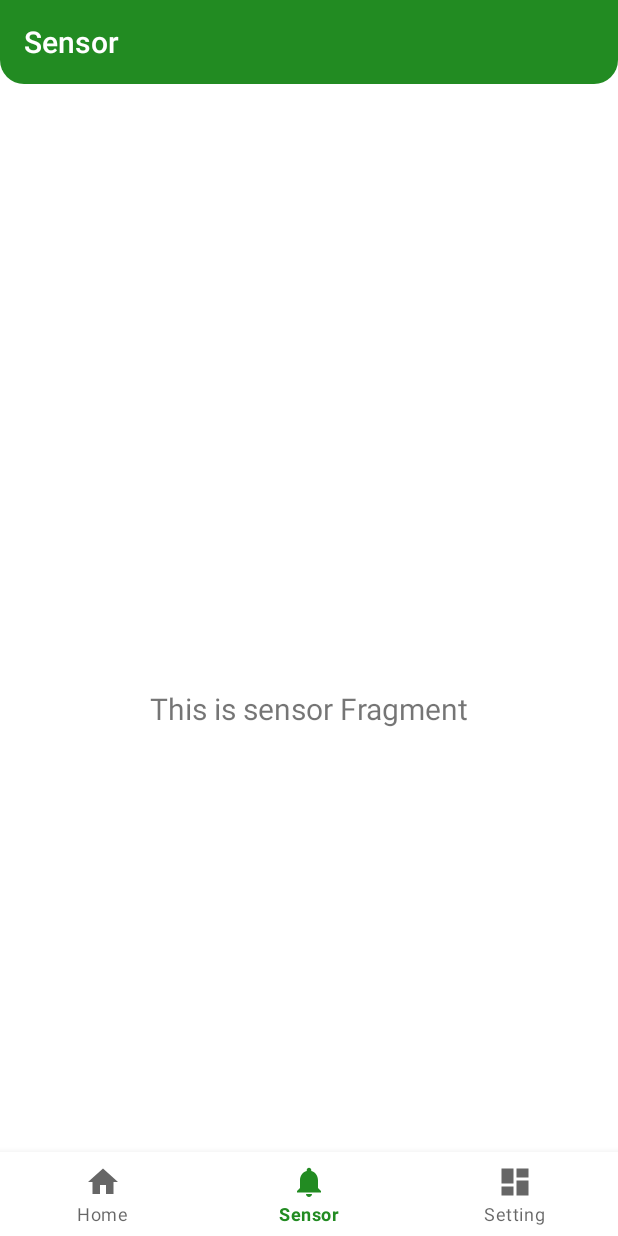
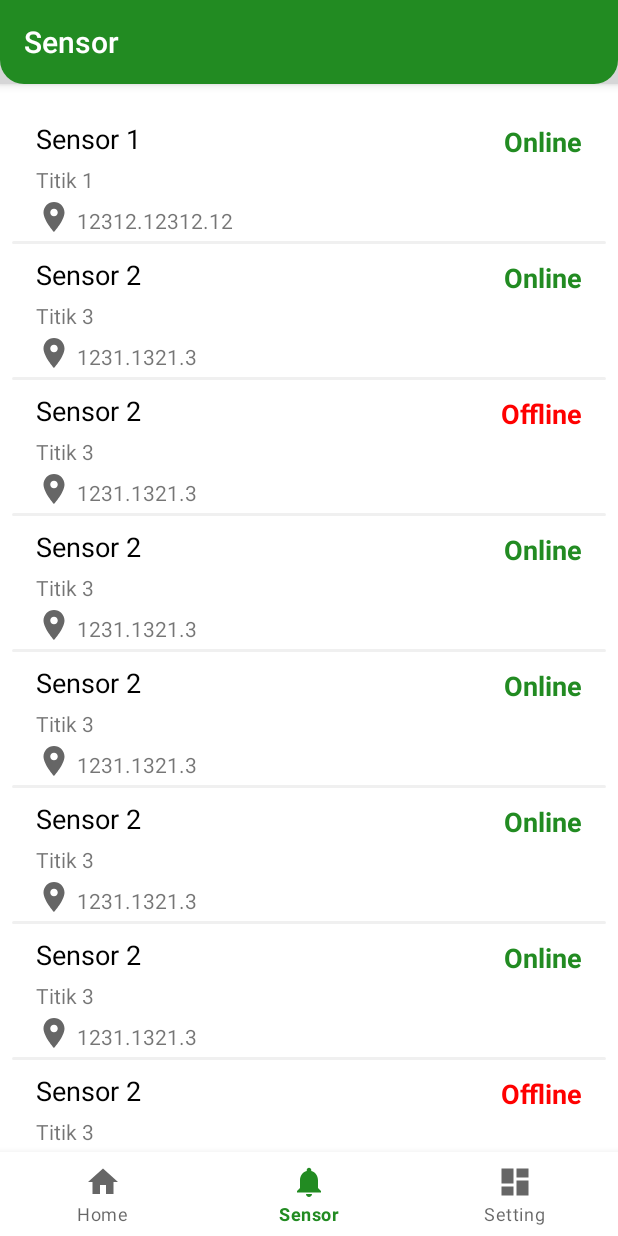
Before and after one commit to bangkit-cap0423/Guifena, an Android app: the SensorFragment screen opened through its navigation route, on a phone screen of 412 x 824 dp. Run offline under Robolectric (Android 15) with nearby library versions, the light colour scheme and no system bars; our stand-ins replace navigation-ui.

Commit message:
Add list sensor with dummy data

```diff
--- /dev/null
+++ b/app/src/main/java/com/twentythirty/guifena/ui/sensor/SensorAdapter.kt
@@ -0,0 +1,48 @@
+package com.twentythirty.guifena.ui.sensor
+
+import android.graphics.Color
+import android.view.LayoutInflater
+import android.view.ViewGroup
+import androidx.recyclerview.widget.RecyclerView
+import com.twentythirty.guifena.databinding.SensorItemRowBinding
+import com.twentythirty.guifena.ui.sensor.dummyData.dummySensorEntity
+
+class SensorAdapter : RecyclerView.Adapter<SensorAdapter.SensorViewHolder>() {
+    private var listSensor = ArrayList<dummySensorEntity>()
+
+    fun setSensor(sensorEntity: List<dummySensorEntity>?) {
+        if (sensorEntity == null) return
+        this.listSensor.clear()
+        this.listSensor.addAll(sensorEntity)
+        notifyDataSetChanged()
+    }
+
+    override fun onCreateViewHolder(parent: ViewGroup, viewType: Int): SensorViewHolder {
+        val itemBinding = SensorItemRowBinding.inflate(LayoutInflater.from(parent.context), parent, false)
+        return SensorViewHolder(itemBinding)
+    }
+
+    override fun onBindViewHolder(holder: SensorViewHolder, position: Int) {
+        val sensor = listSensor[position]
+        holder.bind(sensor)
+    }
+
+    override fun getItemCount(): Int = listSensor.size
+
+
+    class SensorViewHolder(private val binding: SensorItemRowBinding) : RecyclerView.ViewHolder(binding.root) {
+        fun bind(sensorEntity: dummySensorEntity) {
+            with(binding) {
+                tvSensorName.text = sensorEntity.sensorName
+                tvStatus.text = sensorEntity.status
+                if (sensorEntity.status == "Online"){
+                    tvStatus.setTextColor(Color.parseColor("#FF228B22"))
+                }else{
+                    tvStatus.setTextColor(Color.RED)
+                }
+                tvPointName.text = sensorEntity.pointName
+                tvCoordinate.text = sensorEntity.coordinate.toString()
+            }
+        }
+    }
+}
--- a/app/src/main/java/com/twentythirty/guifena/ui/sensor/SensorFragment.kt
+++ b/app/src/main/java/com/twentythirty/guifena/ui/sensor/SensorFragment.kt
@@ -4,11 +4,11 @@ import android.os.Bundle
 import android.view.LayoutInflater
 import android.view.View
 import android.view.ViewGroup
-import android.widget.TextView
 import androidx.fragment.app.Fragment
-import androidx.lifecycle.Observer
 import androidx.lifecycle.ViewModelProvider
+import androidx.recyclerview.widget.LinearLayoutManager
 import com.twentythirty.guifena.databinding.FragmentSensorBinding
+import com.twentythirty.guifena.ui.sensor.dummyData.dummySensorData
 
 class SensorFragment : Fragment() {
 
@@ -23,18 +23,24 @@ class SensorFragment : Fragment() {
         inflater: LayoutInflater,
         container: ViewGroup?,
         savedInstanceState: Bundle?
-    ): View? {
-        sensorViewModel =
-            ViewModelProvider(this).get(SensorViewModel::class.java)
+    ): View {
+        _binding = FragmentSensorBinding.inflate(inflater, container, false)
+        return _binding!!.root
+    }
 
-        _binding = FragmentSensorBinding.inflate(inflater, container, false)
-        val root: View = binding.root
+    override fun onViewCreated(view: View, savedInstanceState: Bundle?) {
+        super.onViewCreated(view, savedInstanceState)
+        if (activity != null) {
+            sensorViewModel = ViewModelProvider(this).get(SensorViewModel::class.java)
+            val sensorAdapter = SensorAdapter()
+            sensorAdapter.setSensor(dummySensorData.setSensor())
+            with(binding.rvSensor) {
+                layoutManager = LinearLayoutManager(context)
+                setHasFixedSize(true)
+                adapter = sensorAdapter
+            }
+        }
 
-        val textView: TextView = binding.textNotifications
-        sensorViewModel.text.observe(viewLifecycleOwner, Observer {
-            textView.text = it
-        })
-        return root
     }
 
     override fun onDestroyView() {
--- /dev/null
+++ b/app/src/main/java/com/twentythirty/guifena/ui/sensor/dummyData/dummySensorData.kt
@@ -0,0 +1,106 @@
+package com.twentythirty.guifena.ui.sensor.dummyData
+
+object dummySensorData {
+    fun setSensor(): List<dummySensorEntity> {
+        val sensor = ArrayList<dummySensorEntity>()
+        sensor.add(
+            dummySensorEntity(
+            "Sensor 1",
+            "Online",
+            "Titik 1",
+            "12312.12312.12"
+        )
+        )
+
+        sensor.add(
+            dummySensorEntity(
+            "Sensor 2",
+            "Online",
+            "Titik 3",
+            "1231.1321.3"
+        )
+        )
+
+        sensor.add(
+            dummySensorEntity(
+            "Sensor 2",
+            "Offline",
+            "Titik 3",
+            "1231.1321.3"
+        )
+        )
+
+        sensor.add(
+            dummySensorEntity(
+            "Sensor 2",
+            "Online",
+            "Titik 3",
+            "1231.1321.3"
+        )
+        )
+
+        sensor.add(
+            dummySensorEntity(
+            "Sensor 2",
+            "Online",
+            "Titik 3",
+            "1231.1321.3"
+        )
+        )
+
+        sensor.add(
+            dummySensorEntity(
+            "Sensor 2",
+            "Online",
+            "Titik 3",
+            "1231.1321.3"
+        )
+        )
+
+        sensor.add(
+            dummySensorEntity(
+            "Sensor 2",
+            "Online",
+            "Titik 3",
+            "1231.1321.3"
+        )
+        )
+
+        sensor.add(
+            dummySensorEntity(
+            "Sensor 2",
+            "Offline",
+            "Titik 3",
+            "1231.1321.3"
+        )
+        )
+
+        sensor.add(
+            dummySensorEntity(
+            "Sensor 2",
+            "Online",
+            "Titik 3",
+            "1231.1321.3"
+        )
+        )
+
+        sensor.add(
+            dummySensorEntity(
+            "Sensor 2",
+            "Online",
+            "Titik 3",
+            "1231.1321.3"
+        )
+        )
+
+        sensor.add(
+            dummySensorEntity(
+            "Sensor 2",
+            "Online",
+            "Titik 3",
+            "1231.1321.3"
+        )
+        )
+        return sensor
+    }
+}
--- /dev/null
+++ b/app/src/main/java/com/twentythirty/guifena/ui/sensor/dummyData/dummySensorEntity.kt
@@ -0,0 +1,8 @@
+package com.twentythirty.guifena.ui.sensor.dummyData
+
+data class dummySensorEntity (
+    val sensorName: String,
+    val status: String,
+    val pointName: String,
+    val coordinate: String
+)
--- /dev/null
+++ b/app/src/main/res/drawable/ic_location.xml
@@ -0,0 +1,10 @@
+<vector xmlns:android="http://schemas.android.com/apk/res/android"
+    android:width="24dp"
+    android:height="24dp"
+    android:viewportWidth="24"
+    android:viewportHeight="24"
+    android:tint="?attr/colorControlNormal">
+  <path
+      android:fillColor="@color/black"
+      android:pathData="M12,2C8.13,2 5,5.13 5,9c0,5.25 7,13 7,13s7,-7.75 7,-13c0,-3.87 -3.13,-7 -7,-7zM12,11.5c-1.38,0 -2.5,-1.12 -2.5,-2.5s1.12,-2.5 2.5,-2.5 2.5,1.12 2.5,2.5 -1.12,2.5 -2.5,2.5z"/>
+</vector>
--- a/app/src/main/res/drawable/actionbar_background.xml
+++ b/app/src/main/res/drawable/shadow.xml
@@ -1,5 +1,7 @@
 <?xml version="1.0" encoding="utf-8"?>
 <shape xmlns:android="http://schemas.android.com/apk/res/android"
     android:shape="rectangle">
-    <solid android:color="#00FFFFFF"/>
+    <solid android:color="#0F050505"/>
+    <corners android:radius="5dp"/>
+
 </shape>
--- a/app/src/main/res/layout/activity_main.xml
+++ b/app/src/main/res/layout/activity_main.xml
@@ -3,8 +3,7 @@
     xmlns:app="http://schemas.android.com/apk/res-auto"
     android:id="@+id/container"
     android:layout_width="match_parent"
-    android:layout_height="match_parent"
-    android:paddingTop="?attr/actionBarSize">
+    android:layout_height="match_parent">
 
     <com.google.android.material.bottomnavigation.BottomNavigationView
         android:id="@+id/nav_view"
@@ -21,8 +20,8 @@
     <fragment
         android:id="@+id/nav_host_fragment_activity_main"
         android:name="androidx.navigation.fragment.NavHostFragment"
-        android:layout_width="match_parent"
-        android:layout_height="match_parent"
+        android:layout_width="0dp"
+        android:layout_height="0dp"
         app:defaultNavHost="true"
         app:layout_constraintBottom_toTopOf="@id/nav_view"
         app:layout_constraintLeft_toLeftOf="parent"
--- a/app/src/main/res/layout/fragment_home.xml
+++ b/app/src/main/res/layout/fragment_home.xml
@@ -18,5 +18,6 @@
         app:layout_constraintBottom_toBottomOf="parent"
         app:layout_constraintEnd_toEndOf="parent"
         app:layout_constraintStart_toStartOf="parent"
-        app:layout_constraintTop_toTopOf="parent" />
+        app:layout_constraintTop_toTopOf="parent"
+        app:layout_constraintVertical_bias="0.0" />
 </androidx.constraintlayout.widget.ConstraintLayout>
--- a/app/src/main/res/layout/fragment_sensor.xml
+++ b/app/src/main/res/layout/fragment_sensor.xml
@@ -4,19 +4,18 @@
     xmlns:tools="http://schemas.android.com/tools"
     android:layout_width="match_parent"
     android:layout_height="match_parent"
+    android:layout_marginTop="16dp"
     tools:context=".ui.sensor.SensorFragment">
 
-    <TextView
-        android:id="@+id/text_notifications"
-        android:layout_width="match_parent"
-        android:layout_height="wrap_content"
-        android:layout_marginStart="8dp"
-        android:layout_marginTop="8dp"
-        android:layout_marginEnd="8dp"
-        android:textAlignment="center"
-        android:textSize="20sp"
+    <androidx.recyclerview.widget.RecyclerView
+        android:id="@+id/rv_sensor"
+        android:layout_width="0dp"
+        android:layout_height="0dp"
+        app:layout_behavior="@string/appbar_scrolling_view_behavior"
         app:layout_constraintBottom_toBottomOf="parent"
         app:layout_constraintEnd_toEndOf="parent"
         app:layout_constraintStart_toStartOf="parent"
-        app:layout_constraintTop_toTopOf="parent" />
+        app:layout_constraintTop_toTopOf="parent"
+        tools:listitem="@layout/sensor_item_row"/>
+
 </androidx.constraintlayout.widget.ConstraintLayout>
--- /dev/null
+++ b/app/src/main/res/layout/sensor_item_row.xml
@@ -0,0 +1,76 @@
+<?xml version="1.0" encoding="utf-8"?>
+<androidx.constraintlayout.widget.ConstraintLayout xmlns:android="http://schemas.android.com/apk/res/android"
+    xmlns:app="http://schemas.android.com/apk/res-auto"
+    xmlns:tools="http://schemas.android.com/tools"
+    android:layout_width="match_parent"
+    android:layout_height="wrap_content"
+    android:layout_marginStart="8dp"
+    android:layout_marginEnd="8dp"
+    android:elevation="16dp"
+    android:orientation="horizontal">
+
+    <TextView
+        android:id="@+id/tv_sensor_name"
+        android:layout_width="0dp"
+        android:layout_height="wrap_content"
+        android:layout_marginStart="16dp"
+        android:layout_marginTop="8dp"
+        android:textColor="@color/black"
+        android:textSize="18sp"
+        app:layout_constraintStart_toStartOf="parent"
+        app:layout_constraintTop_toTopOf="parent"
+        tools:text="@string/sensor_name" />
+
+    <TextView
+        android:id="@+id/tv_status"
+        android:layout_width="wrap_content"
+        android:layout_height="wrap_content"
+        android:layout_marginTop="10dp"
+        android:layout_marginEnd="16dp"
+        android:textSize="18sp"
+        android:textStyle="bold"
+        app:layout_constraintEnd_toEndOf="parent"
+        app:layout_constraintTop_toTopOf="parent"
+        android:text="@string/sensor_status" />
+
+    <TextView
+        android:id="@+id/tv_point_name"
+        android:layout_width="wrap_content"
+        android:layout_height="wrap_content"
+        android:layout_marginStart="16dp"
+        android:layout_marginTop="5dp"
+        app:layout_constraintStart_toStartOf="parent"
+        app:layout_constraintTop_toBottomOf="@+id/tv_sensor_name"
+        tools:text="@string/point_name" />
+
+    <ImageView
+        android:id="@+id/iv_pin_location"
+        android:layout_width="wrap_content"
+        android:layout_height="wrap_content"
+        android:layout_marginStart="16dp"
+        android:layout_marginTop="3dp"
+        android:src="@drawable/ic_location"
+        app:layout_constraintStart_toStartOf="parent"
+        app:layout_constraintTop_toBottomOf="@+id/tv_point_name" />
+
+    <TextView
+        android:id="@+id/tv_coordinate"
+        android:layout_width="wrap_content"
+        android:layout_height="wrap_content"
+        android:layout_marginStart="3dp"
+        android:layout_marginTop="8dp"
+        app:layout_constraintStart_toEndOf="@+id/iv_pin_location"
+        app:layout_constraintTop_toBottomOf="@+id/tv_point_name"
+        tools:text="@string/coordinate" />
+
+    <ImageView
+        android:id="@+id/imageView"
+        android:layout_width="match_parent"
+        android:layout_height="2dp"
+        android:layout_marginTop="4dp"
+        android:src="@drawable/shadow"
+        app:layout_constraintEnd_toEndOf="parent"
+        app:layout_constraintStart_toStartOf="parent"
+        app:layout_constraintTop_toBottomOf="@+id/tv_coordinate" />
+
+</androidx.constraintlayout.widget.ConstraintLayout>
--- a/app/src/main/res/values/strings.xml
+++ b/app/src/main/res/values/strings.xml
@@ -4,4 +4,8 @@
     <string name="title_home">Home</string>
     <string name="title_setting">Setting</string>
     <string name="title_sensor">Sensor</string>
+    <string name="point_name">Point Name</string>
+    <string name="sensor_status">Status</string>
+    <string name="sensor_name">Sensor Name</string>
+    <string name="coordinate">Coordinate</string>
 </resources>
```
